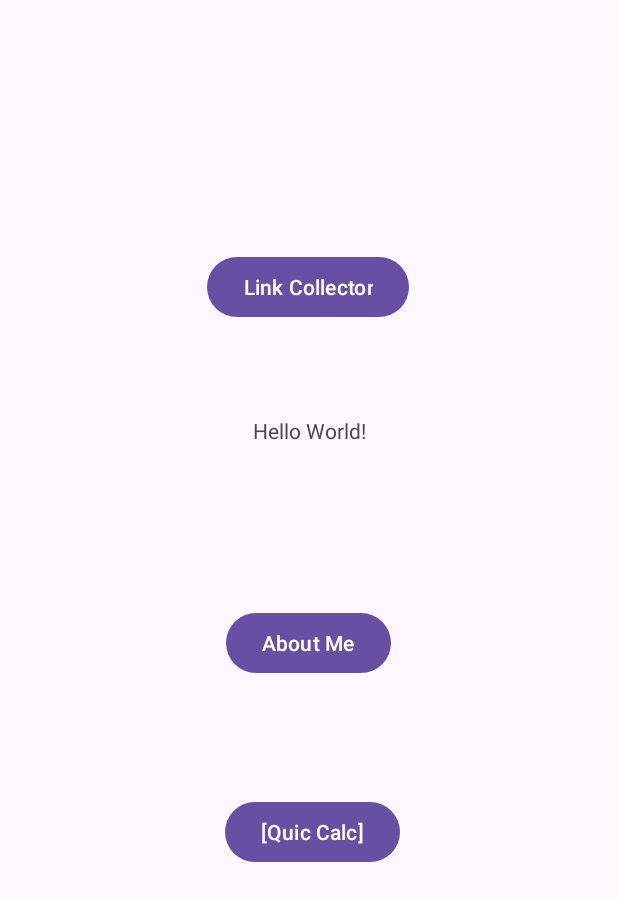
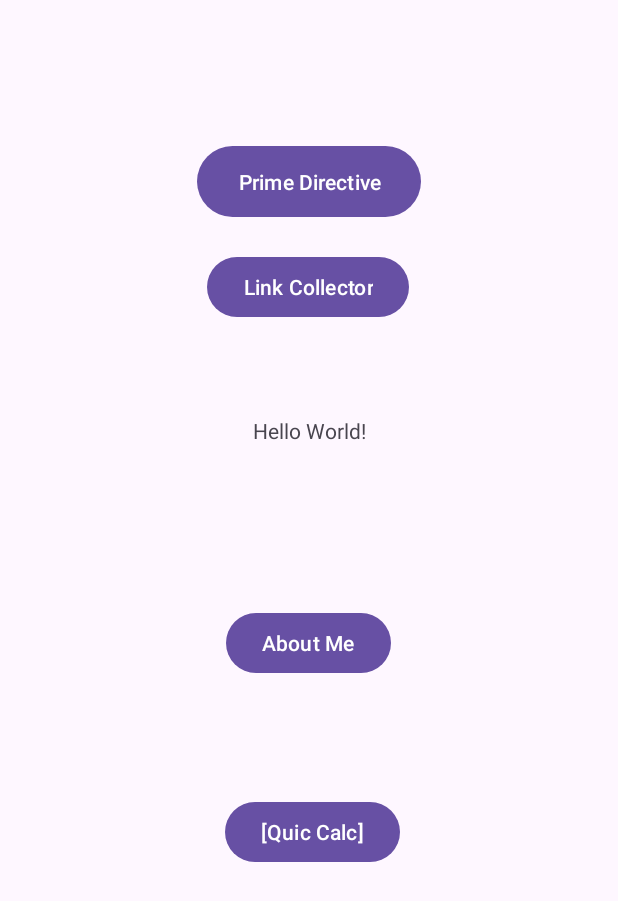
Before and after one commit to Jjjing2023/AndroidDevProject, an Android app: the screen it shows after launch (MainActivity), on a phone screen of 412 x 824 dp. Shown: the top 901 px of the screen. Run offline under Robolectric (Android 15) with nearby library versions, the phone set to English and light mode, and no system bars.

Commit message:
added a new button PrimeDirective

```diff
--- a/app/src/main/AndroidManifest.xml
+++ b/app/src/main/AndroidManifest.xml
@@ -12,6 +12,9 @@
         android:supportsRtl="true"
         android:theme="@style/Theme.NUMAD25Sum_TianjingLiu"
         tools:targetApi="31">
+        <activity
+            android:name=".PrimeDirective"
+            android:exported="false" />
         <activity
             android:name=".LinkCollector"
             android:exported="false" />
--- a/app/src/main/java/edu/northeastern/numad25sum_tianjingliu/MainActivity.java
+++ b/app/src/main/java/edu/northeastern/numad25sum_tianjingliu/MainActivity.java
@@ -17,6 +17,7 @@ public class MainActivity extends AppCompatActivity {
     private Button button;
     private Button quicCalc;
     private Button linkCollector;
+    private Button primeDirective;
     @Override
     protected void onCreate(Bundle savedInstanceState) {
         super.onCreate(savedInstanceState);
@@ -50,6 +51,15 @@ public class MainActivity extends AppCompatActivity {
             }
         });
 
+        primeDirective=findViewById(R.id.prime);
+        primeDirective.setOnClickListener(new View.OnClickListener() {
+            @Override
+            public void onClick(View v) {
+                Intent intent = new Intent(MainActivity.this, PrimeDirective.class);
+                startActivity(intent);
+            }
+        });
+
 
 
     }
--- a/app/src/main/res/layout/activity_main.xml
+++ b/app/src/main/res/layout/activity_main.xml
@@ -55,4 +55,15 @@
         app:layout_constraintTop_toTopOf="parent"
         app:layout_constraintVertical_bias="0.385" />
 
+    <Button
+        android:id="@+id/prime"
+        android:layout_width="149dp"
+        android:layout_height="55dp"
+        android:text="Prime Directive"
+        app:layout_constraintBottom_toBottomOf="parent"
+        app:layout_constraintEnd_toEndOf="parent"
+        app:layout_constraintStart_toStartOf="parent"
+        app:layout_constraintTop_toTopOf="parent"
+        app:layout_constraintVertical_bias="0.121" />
+
 </androidx.constraintlayout.widget.ConstraintLayout>
```
Also changed, not shown: app/src/main/java/edu/northeastern/numad25sum_tianjingliu/PrimeDirective.java (added, +24 -0 lines), app/src/main/res/layout/prime_directive.xml (added, +10 -0 lines).
